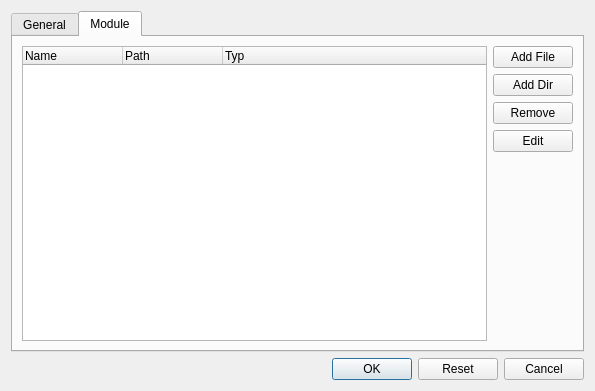
The window that src/ui/settingsdialog.ui (metaxy/openBibleViewer) describes before a commit, drawn with Qt 5.
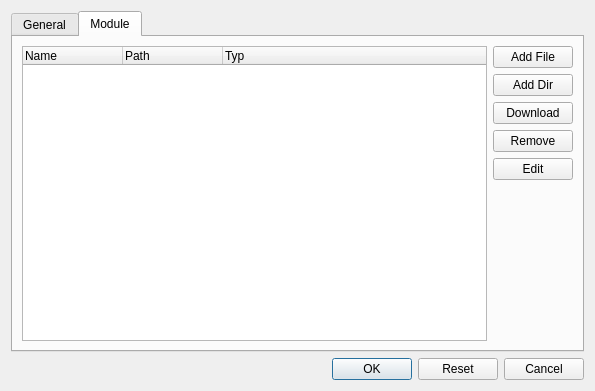
The same window after the commit. Icons and pictures are not drawn.

Commit message: added download manager

The edit to the form file:
```diff
--- a/src/ui/settingsdialog.ui
+++ b/src/ui/settingsdialog.ui
@@ -115,6 +115,13 @@
              </property>
             </widget>
            </item>
+           <item>
+            <widget class="QPushButton" name="pushButton_downloadModule">
+             <property name="text">
+              <string>Download</string>
+             </property>
+            </widget>
+           </item>
            <item>
             <widget class="QPushButton" name="pushButton_remove_module">
              <property name="text">
```
The commit also changes 8 other files.
